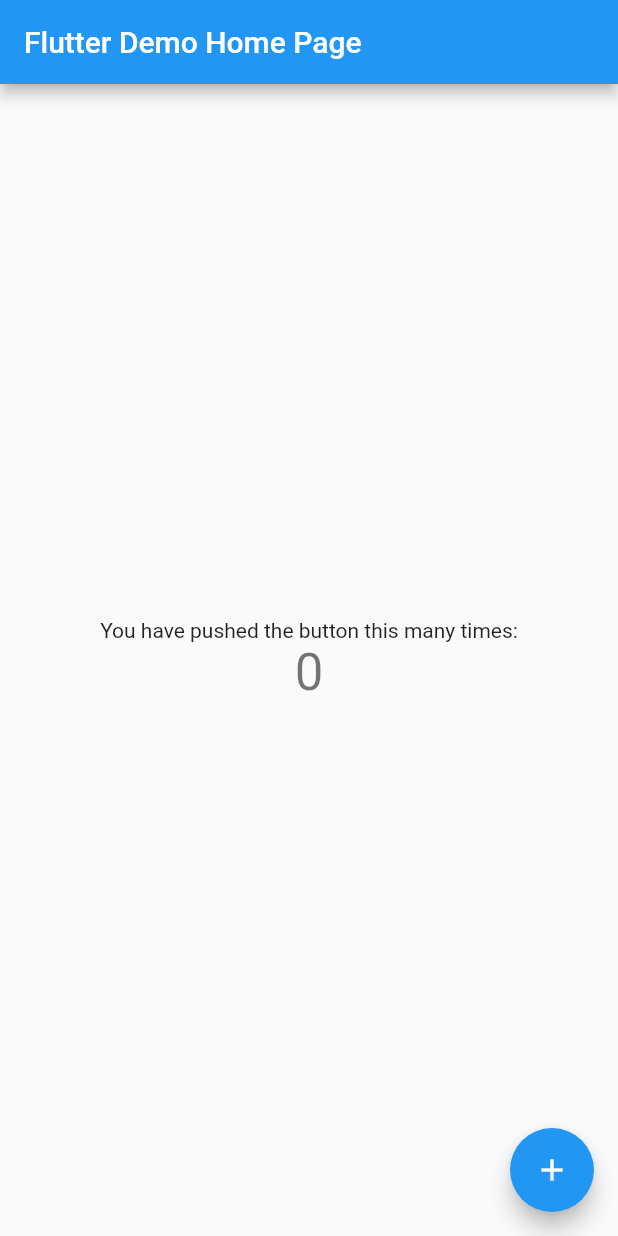
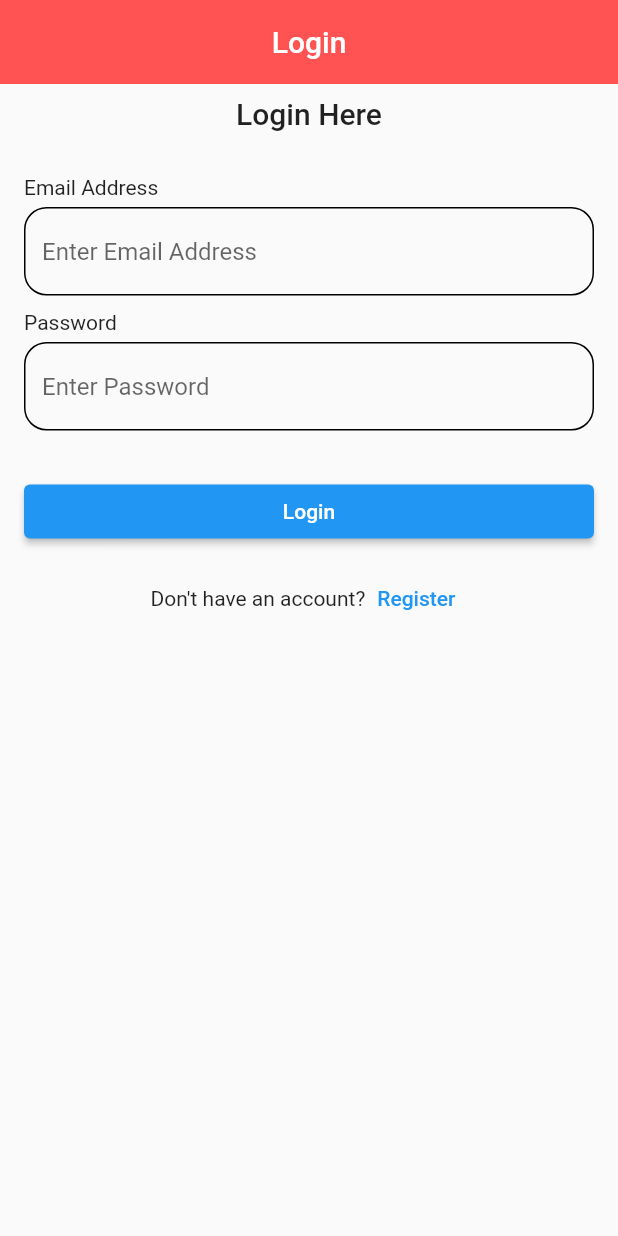
Before and after one commit to Manoj882/note_app, a Flutter app: the screen it shows after launch, on a phone screen of 412 x 824 dp. Run offline on Flutter 3.47's test engine with Material 2 defaults, Android fonts, the phone set to English and light mode, and no system bars.

Commit message:
created register and login screen

```diff
--- /dev/null
+++ b/lib/constants/constant.dart
@@ -0,0 +1,6 @@
+import 'package:flutter/cupertino.dart';
+
+const basePadding = EdgeInsets.symmetric(
+  vertical: 8.0,
+  horizontal: 16.0,
+);
--- a/lib/main.dart
+++ b/lib/main.dart
@@ -1,4 +1,6 @@
 import 'package:flutter/material.dart';
+import 'package:note_app/screens/login_screen.dart';
+import 'package:note_app/screens/register_screen.dart';
 
 void main() {
   runApp(const MyApp());
@@ -11,105 +13,13 @@ class MyApp extends StatelessWidget {
   @override
   Widget build(BuildContext context) {
     return MaterialApp(
-      title: 'Flutter Demo',
+      title: 'Note App',
       theme: ThemeData(
-        // This is the theme of your application.
-        //
-        // Try running your application with "flutter run". You'll see the
-        // application has a blue toolbar. Then, without quitting the app, try
-        // changing the primarySwatch below to Colors.green and then invoke
-        // "hot reload" (press "r" in the console where you ran "flutter run",
-        // or simply save your changes to "hot reload" in a Flutter IDE).
-        // Notice that the counter didn't reset back to zero; the application
-        // is not restarted.
+
         primarySwatch: Colors.blue,
       ),
-      home: const MyHomePage(title: 'Flutter Demo Home Page'),
+      // home:  RegisterScreen(),
+      home: LoginScreen(),
     );
   }
 }
-
-class MyHomePage extends StatefulWidget {
-  const MyHomePage({Key? key, required this.title}) : super(key: key);
-
-  // This widget is the home page of your application. It is stateful, meaning
-  // that it has a State object (defined below) that contains fields that affect
-  // how it looks.
-
-  // This class is the configuration for the state. It holds the values (in this
-  // case the title) provided by the parent (in this case the App widget) and
-  // used by the build method of the State. Fields in a Widget subclass are
-  // always marked "final".
-
-  final String title;
-
-  @override
-  State<MyHomePage> createState() => _MyHomePageState();
-}
-
-class _MyHomePageState extends State<MyHomePage> {
-  int _counter = 0;
-
-  void _incrementCounter() {
-    setState(() {
-      // This call to setState tells the Flutter framework that something has
-      // changed in this State, which causes it to rerun the build method below
-      // so that the display can reflect the updated values. If we changed
-      // _counter without calling setState(), then the build method would not be
-      // called again, and so nothing would appear to happen.
-      _counter++;
-    });
-  }
-
-  @override
-  Widget build(BuildContext context) {
-    // This method is rerun every time setState is called, for instance as done
-    // by the _incrementCounter method above.
-    //
-    // The Flutter framework has been optimized to make rerunning build methods
-    // fast, so that you can just rebuild anything that needs updating rather
-    // than having to individually change instances of widgets.
-    return Scaffold(
-      appBar: AppBar(
-        // Here we take the value from the MyHomePage object that was created by
-        // the App.build method, and use it to set our appbar title.
-        title: Text(widget.title),
-      ),
-      body: Center(
-        // Center is a layout widget. It takes a single child and positions it
-        // in the middle of the parent.
-        child: Column(
-          // Column is also a layout widget. It takes a list of children and
-          // arranges them vertically. By default, it sizes itself to fit its
-          // children horizontally, and tries to be as tall as its parent.
-          //
-          // Invoke "debug painting" (press "p" in the console, choose the
-          // "Toggle Debug Paint" action from the Flutter Inspector in Android
-          // Studio, or the "Toggle Debug Paint" command in Visual Studio Code)
-          // to see the wireframe for each widget.
-          //
-          // Column has various properties to control how it sizes itself and
-          // how it positions its children. Here we use mainAxisAlignment to
-          // center the children vertically; the main axis here is the vertical
-          // axis because Columns are vertical (the cross axis would be
-          // horizontal).
-          mainAxisAlignment: MainAxisAlignment.center,
-          children: <Widget>[
-            const Text(
-              'You have pushed the button this many times:',
-            ),
-            Text(
-              '$_counter',
-              style: Theme.of(context).textTheme.headline4,
-            ),
-          ],
-        ),
-      ),
-      floatingActionButton: FloatingActionButton(
-        onPressed: _incrementCounter,
-        tooltip: 'Increment',
-        child: const Icon(Icons.add),
-      ), // This trailing comma makes auto-formatting nicer for build methods.
-    );
-  }
-}
--- /dev/null
+++ b/lib/screens/login_screen.dart
@@ -0,0 +1,103 @@
+import 'package:flutter/material.dart';
+import 'package:note_app/constants/constant.dart';
+import 'package:note_app/screens/register_screen.dart';
+import 'package:note_app/widgets/general_text_field.dart';
+
+class LoginScreen extends StatelessWidget {
+  LoginScreen({Key? key}) : super(key: key);
+
+  final emailController = TextEditingController();
+  final passwordController = TextEditingController();
+
+  @override
+  Widget build(BuildContext context) {
+    return Scaffold(
+      appBar: AppBar(
+        title: const Text('Login'),
+        centerTitle: true,
+        elevation: 0,
+        backgroundColor: Colors.redAccent,
+      ),
+      body: Padding(
+        padding: basePadding,
+        child: Form(
+          child: Column(
+            crossAxisAlignment: CrossAxisAlignment.start,
+            children: [
+              Center(
+                child: Text(
+                  'Login Here',
+                  style: Theme.of(context).textTheme.headline6,
+                ),
+              ),
+              const SizedBox(
+                height: 30,
+              ),
+              const Text('Email Address'),
+              const SizedBox(
+                height: 5,
+              ),
+              GeneralTextField(
+                controller: emailController,
+                title: 'Email Address',
+                textInputType: TextInputType.emailAddress,
+                textInputAction: TextInputAction.next,
+                validate: (value) =>
+                    value!.trim().isEmpty ? 'Enter your email address' : null,
+              ),
+              const SizedBox(
+                height: 10,
+              ),
+              const Text('Password'),
+              const SizedBox(
+                height: 5,
+              ),
+              GeneralTextField(
+                controller: passwordController,
+                title: 'Password',
+                textInputType: TextInputType.text,
+                textInputAction: TextInputAction.done,
+                validate: (value) =>
+                    value!.trim().isEmpty ? 'Enter your password' : null,
+              ),
+              const SizedBox(
+                height: 30,
+              ),
+              Container(
+                width: MediaQuery.of(context).size.width,
+                child: ElevatedButton(
+                  onPressed: () {},
+                  child: Text(
+                    'Login',
+                  ),
+                ),
+              ),
+              const SizedBox(
+                height: 10,
+              ),
+              Row(
+                mainAxisAlignment: MainAxisAlignment.center,
+                children: [
+                  const Text('Don\'t have an account?'),
+                  TextButton(
+                    onPressed: () {
+                      Navigator.push(
+                        context,
+                        MaterialPageRoute(
+                          builder: (_) => RegisterScreen(),
+                        ),
+                      );
+                    },
+                    child: Text(
+                      'Register',
+                    ),
+                  ),
+                ],
+              ),
+            ],
+          ),
+        ),
+      ),
+    );
+  }
+}
--- /dev/null
+++ b/lib/widgets/general_text_field.dart
@@ -0,0 +1,69 @@
+import 'package:flutter/material.dart';
+
+class GeneralTextField extends StatefulWidget {
+  const GeneralTextField({
+    required this.controller,
+    required this.title,
+    required this.textInputType,
+    required this.textInputAction,
+    required this.validate,
+    Key? key}) : super(key: key);
+
+
+  final TextEditingController controller;
+  final TextInputType textInputType;
+  final TextInputAction textInputAction;
+  final String title;
+  final String? Function(String?)? validate;
+
+  @override
+  State<GeneralTextField> createState() => _GeneralTextFieldState();
+}
+
+class _GeneralTextFieldState extends State<GeneralTextField> {
+  @override
+  Widget build(BuildContext context) {
+    return TextFormField(
+                controller: widget.controller,
+                keyboardType: widget.textInputType,
+                textInputAction: widget.textInputAction,
+                decoration: InputDecoration(
+                  hintText: 'Enter ${widget.title}',
+
+
+                  enabledBorder: const OutlineInputBorder(
+                    borderSide: BorderSide(
+                      color: Colors.black,
+                    ),
+                    borderRadius: BorderRadius.all(
+                      Radius.circular(15.0),
+                    ),
+                  ),
+                  focusedBorder: const OutlineInputBorder(
+                   borderSide: BorderSide(
+                    color: Colors.black,
+                   ),
+                    borderRadius: BorderRadius.all(Radius.circular(15.0)),
+                  ),
+
+                  errorBorder: const OutlineInputBorder(
+                    borderSide: BorderSide(
+                      color: Colors.red,
+                    ),
+                    borderRadius: BorderRadius.all(Radius.circular(15.0),),
+                  ),
+
+                  focusedErrorBorder: const OutlineInputBorder(
+                    borderSide: BorderSide(
+                      color: Colors.red,
+                    ),
+                    borderRadius: BorderRadius.all(Radius.circular(15),),
+
+                  ),
+
+                ),
+                validator: widget.validate,
+              );
+
+  }
+}
```
Also changed, not shown: lib/screens/register_screen.dart (added, +131 -0 lines).
